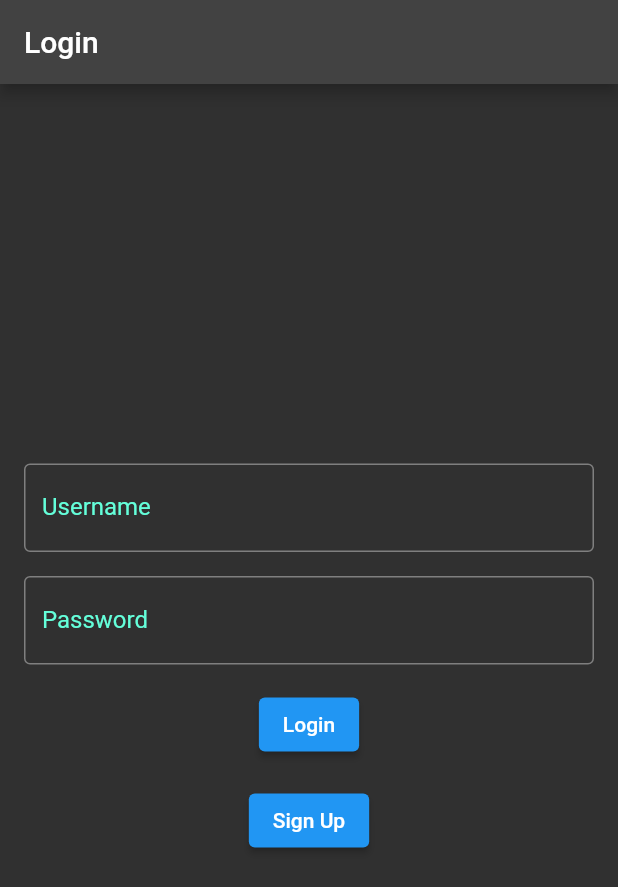
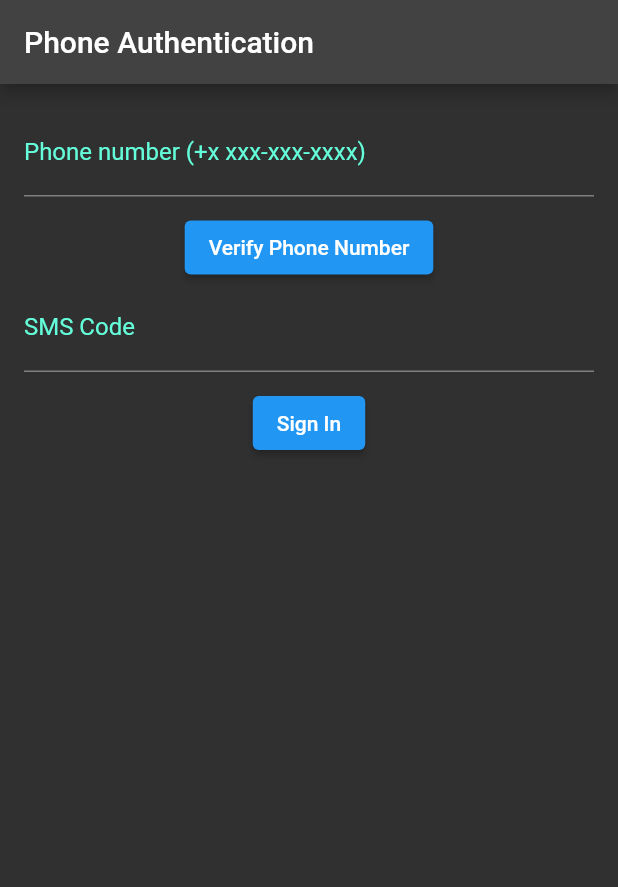
Before and after one commit to saadaminj/fluttercalendarapp, a Flutter app: the screen it shows after launch, on a phone screen of 412 x 824 dp. Shown: the top 887 px of the screen. Run offline on Flutter 3.47's test engine with Material 2 defaults, Android fonts, the phone set to English and light mode, and no system bars; our stand-ins replace bloc, equatable, firebase_auth, firebase_core, fixnum, flutter_bloc and 2 more; missing offline and left inert: grpc, protobuf; accounts and stored records are empty.

Commit message:
added firebase and phone login

```diff
--- a/calendarapp/lib/app.dart
+++ b/calendarapp/lib/app.dart
@@ -1,5 +1,6 @@
 import 'package:calendarapp/screens/home_screen.dart';
 import 'package:calendarapp/screens/login_screen.dart';
+import 'package:calendarapp/screens/phone_login.dart';
 import 'package:calendarapp/screens/signup_screen.dart';
 import 'package:calendarapp/screens/splash_screen.dart';
 import 'package:flutter/material.dart';
@@ -16,6 +17,7 @@ class App extends StatelessWidget {
         '/home': (context) => const MyHomePage(),
         '/login': (context) => const LoginScreen(),
         '/signup': (context) => const SignUpScreen(),
+        '/phoneLogin': (context) => PhoneAuthScreen(),
       },
       theme: ThemeData.dark().copyWith(
         primaryColor: Colors.blueGrey[800],
--- /dev/null
+++ b/calendarapp/lib/screens/phone_login.dart
@@ -0,0 +1,97 @@
+import 'package:firebase_auth/firebase_auth.dart';
+import 'package:flutter/material.dart';
+
+class PhoneAuthScreen extends StatefulWidget {
+  @override
+  _PhoneAuthScreenState createState() => _PhoneAuthScreenState();
+}
+
+class _PhoneAuthScreenState extends State<PhoneAuthScreen> {
+  final FirebaseAuth _auth = FirebaseAuth.instance;
+  String _verificationId = "";
+  String _phoneNumber = "";
+  String _smsCode = "";
+
+  void _verifyPhoneNumber() async {
+    await _auth.verifyPhoneNumber(
+      phoneNumber: _phoneNumber,
+      timeout: const Duration(seconds: 60),
+      verificationCompleted: (PhoneAuthCredential credential) async {
+        // Automatically sign in the user
+        await _auth.signInWithCredential(credential);
+      },
+      verificationFailed: (FirebaseAuthException e) {
+        if (e.code == 'invalid-phone-number') {
+          print('The provided phone number is not valid.');
+        }
+        print(e.toString());
+      },
+      codeSent: (String verificationId, int? resendToken) {
+        setState(() {
+          _verificationId = verificationId;
+        });
+      },
+      codeAutoRetrievalTimeout: (String verificationId) {
+        setState(() {
+          _verificationId = verificationId;
+        });
+      },
+    );
+  }
+
+  void _signInWithPhoneNumber() async {
+    try {
+      PhoneAuthCredential credential = PhoneAuthProvider.credential(
+        verificationId: _verificationId,
+        smsCode: _smsCode,
+      );
+
+      UserCredential userCredential =
+          await _auth.signInWithCredential(credential);
+
+      // Navigate to the home screen or whatever screen after login
+      Navigator.of(context).pushReplacementNamed('/home');
+    } catch (e) {
+      print('Failed to sign in: $e');
+    }
+  }
+
+  @override
+  Widget build(BuildContext context) {
+    return Scaffold(
+      appBar: AppBar(title: Text('Phone Authentication')),
+      body: Padding(
+        padding: const EdgeInsets.all(16.0),
+        child: Column(
+          children: [
+            TextField(
+              keyboardType: TextInputType.phone,
+              decoration:
+                  InputDecoration(labelText: 'Phone number (+x xxx-xxx-xxxx)'),
+              onChanged: (value) {
+                _phoneNumber = value;
+              },
+            ),
+            SizedBox(height: 10),
+            ElevatedButton(
+              onPressed: _verifyPhoneNumber,
+              child: Text('Verify Phone Number'),
+            ),
+            TextField(
+              keyboardType: TextInputType.number,
+              decoration: InputDecoration(labelText: 'SMS Code'),
+              onChanged: (value) {
+                _smsCode = value;
+              },
+            ),
+            SizedBox(height: 10),
+            ElevatedButton(
+              onPressed: _signInWithPhoneNumber,
+              child: Text('Sign In'),
+            ),
+          ],
+        ),
+      ),
+    );
+  }
+}
--- a/calendarapp/lib/screens/splash_screen.dart
+++ b/calendarapp/lib/screens/splash_screen.dart
@@ -1,11 +1,10 @@
 import 'package:calendarapp/blocs/login/login_bloc.dart';
 import 'package:calendarapp/blocs/login/login_event.dart';
 import 'package:calendarapp/screens/home_screen.dart';
+import 'package:calendarapp/screens/phone_login.dart';
 import 'package:flutter/material.dart';
 import 'package:flutter_bloc/flutter_bloc.dart';
-
 import '../blocs/login/login_state.dart';
-import 'login_screen.dart';
 
 class SplashScreen extends StatefulWidget {
   const SplashScreen({super.key});
@@ -34,7 +33,7 @@ class SplashScreenState extends State<SplashScreen> {
             return const MyHomePage();
           }
           if (state is AuthenticationFailed || state is LogoutSuccess) {
-            return const LoginScreen();
+            return PhoneAuthScreen();
           }
           return const Scaffold(
             body: Center(
--- a/calendarapp/pubspec.yaml
+++ b/calendarapp/pubspec.yaml
@@ -44,6 +44,8 @@ dependencies:
   protoc_plugin: ^21.1.2
   shared_preferences: ^2.2.2
   jwt_decoder: ^2.0.1
+  firebase_core: ^2.16.0
+  firebase_auth: ^4.10.0
 
 dev_dependencies:
   flutter_test:
```
Also changed, not shown: calendarapp/lib/main.dart (+8 -0 lines), calendarapp/firebase.json (added), calendarapp/lib/firebase_options.dart (added), calendarapp/pubspec.lock, 13 other files.
